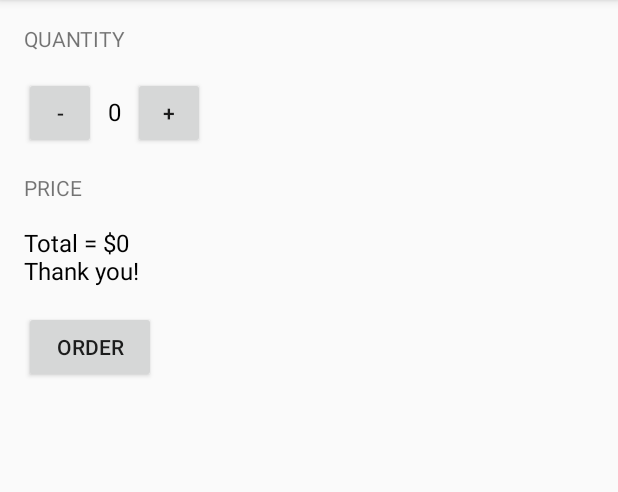
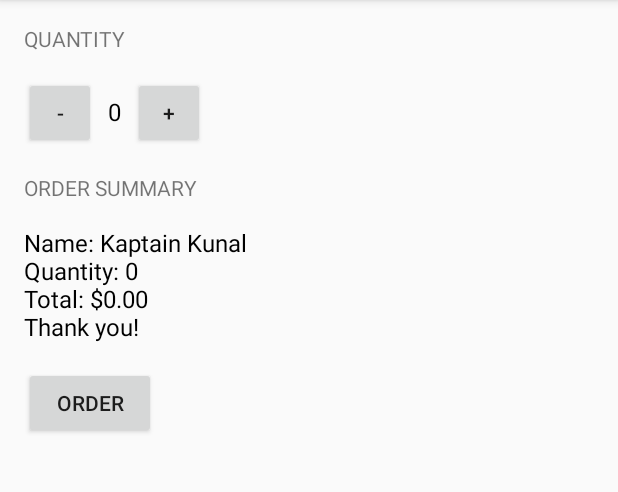
Before and after one commit to allerasouza/JustJava, an Android app: the screen it shows after launch (MainActivity), after a tap on "ORDER", on a phone screen of 412 x 824 dp, the part 84-576 px from its top. Run offline under Robolectric (Android 15) with nearby library versions, the phone set to English and light mode, and no system bars.

Commit message:
8) What is a Java Class?

```diff
--- a/app/src/main/java/com/example/android/justjava/MainActivity.java
+++ b/app/src/main/java/com/example/android/justjava/MainActivity.java
@@ -2,7 +2,7 @@ package com.example.android.justjava;
 /**
  * Add your package below. Package name can be found in the project's AndroidManifest.xml file.
  * This is the package name our example uses:
- *
+ * <p>
  * package com.example.android.justjava;
  */
 
@@ -10,7 +10,9 @@ import android.os.Bundle;
 import android.support.v7.app.AppCompatActivity;
 import android.view.View;
 import android.widget.TextView;
+
 import java.text.NumberFormat;
+
 
 /**
  * This app displays an order form to order coffee.
@@ -29,48 +31,61 @@ public class MainActivity extends AppCompatActivity {
      * This method is called when the order button is clicked.
      */
     public void submitOrder(View view) {
-        int price = quantity * 5;
-        String priceMessage = "Total = $" + price;
-        priceMessage += "\nThank you!";
+        int price = calculatePrice();
+        String priceMessage = createOrderSummary(price);
         displayMessage(priceMessage);
     }
 
+    /**
+     *
+     * @param totalPrice Total price
+     * @return Returns Order Summary
+     */
+    private String createOrderSummary(int totalPrice) {
+        String priceMessage = "Name: Kaptain Kunal\n";
+        priceMessage += "Quantity: " + quantity + "\n";
+        //message += "Total: $" + totalPrice + "\n";
+        priceMessage += "Total: " + NumberFormat.getCurrencyInstance().format(totalPrice) + "\n";
+        priceMessage += "Thank you!";
+        return priceMessage;
+    }
 
+    /**
+     * Calculates the price of the order.
+     *
+     * @return total price
+     */
+    private int calculatePrice() {
+        return quantity * 5;
+    }
 
     /**
      * This method is called when the plus button is clicked.
      */
     public void increment(View view) {
         quantity = quantity + 1;
-        display(quantity);
+        displayQuantity(quantity);
         //displayPrice(quantity*5);
     }
+
     /**
      * This method is called when the minus button is clicked.
      */
     public void decrement(View view) {
 
         quantity = quantity - 1;
-        if(quantity < 0)
+        if (quantity < 0)
             quantity = 0;
-        display(quantity);
+        displayQuantity(quantity);
         //displayPrice(quantity*5);
     }
 
     /**
      * This method displays the given quantity value on the screen.
      */
-    private void display(int number) {
+    private void displayQuantity(int number) {
         TextView quantityTextView = (TextView) findViewById(R.id.quantity_text_view);
         quantityTextView.setText("" + number);
-    }
-
-    /**
-     * This method displays the given quantity value on the screen.
-     */
-    private void displayPrice(int number) {
-        TextView priceTextView = (TextView) findViewById(R.id.price_text_view);
-        priceTextView.setText(NumberFormat.getCurrencyInstance().format(number));
     }
 
     /**
@@ -78,7 +93,9 @@ public class MainActivity extends AppCompatActivity {
      */
 
     private void displayMessage(String message) {
-        TextView priceTextView = (TextView) findViewById(R.id.price_text_view);
-        priceTextView.setText(message);
+        TextView orderSummaryTextView = (TextView) findViewById(R.id.order_summary_text_view);
+        orderSummaryTextView.setText(message);
     }
+
+
 }
--- a/app/src/main/res/layout/activity_main.xml
+++ b/app/src/main/res/layout/activity_main.xml
@@ -47,15 +47,15 @@
     </LinearLayout>
 
     <TextView
-        android:id="@+id/price"
+        android:id="@+id/order_summary"
         android:layout_width="wrap_content"
         android:layout_height="wrap_content"
         android:layout_marginBottom="16dp"
-        android:text="Price"
+        android:text="Order Summary"
         android:textAllCaps="true" />
 
     <TextView
-        android:id="@+id/price_text_view"
+        android:id="@+id/order_summary_text_view"
         android:layout_width="wrap_content"
         android:layout_height="wrap_content"
         android:text="R$0,00"
```
